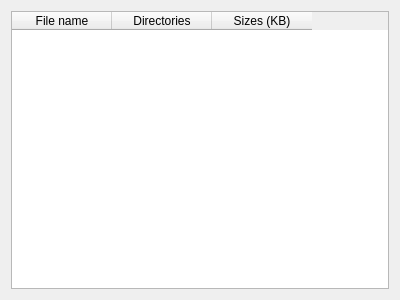
This is src/frontend/results_tab.ui in adam-choragwicki/DuplicateFileFinder_Qt_Cplusplus as Qt 5 draws it before an edit. The edited form follows.
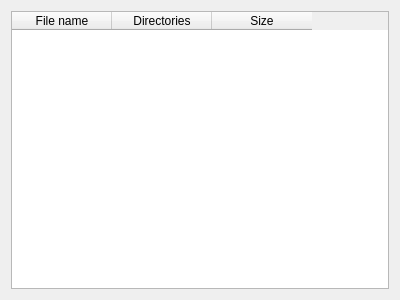
This is the edited form.

Commit message: [GUI] - Set initial window size to 75% of available screen width and height - Change size display in results tab from 'Sizes KB' to 'Size' - Each item displays its own size in an appropriate way - Add label explaining scan type - Add tests

```diff
--- a/src/frontend/results_tab.ui
+++ b/src/frontend/results_tab.ui
@@ -28,7 +28,7 @@
      </column>
      <column>
       <property name="text">
-       <string>Sizes (KB)</string>
+       <string>Size</string>
       </property>
      </column>
     </widget>
```
The commit also changes 6 other files.
